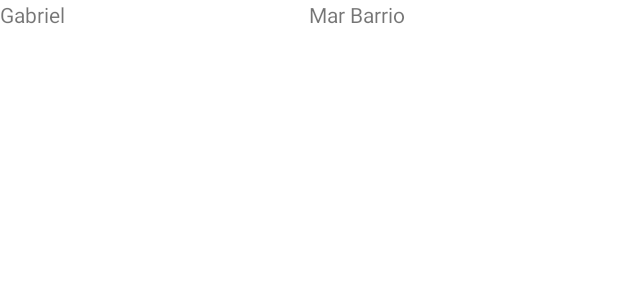
After one commit to GabrielMarBarrio/black-gabs-android, an Android app: the layout item_student.xml on its own in the app's theme, with its tools: preview values and no code run, on a phone screen of 412 x 824 dp. The commit adds this screen. Shown: the top 300 px of the screen. Run offline under Robolectric (Android 15) with nearby library versions, the phone set to English and light mode, and no system bars; network calls fail.

Commit message:
Basic functionality

```diff
--- a/app/build.gradle
+++ b/app/build.gradle
@@ -39,6 +39,9 @@ dependencies {
     implementation 'androidx.appcompat:appcompat:1.2.0'
     implementation 'com.google.android.material:material:1.2.1'
     implementation 'androidx.constraintlayout:constraintlayout:2.0.4'
+    implementation 'androidx.recyclerview:recyclerview:1.1.0'
+    implementation 'com.android.volley:volley:1.1.1'
+    implementation 'com.google.code.gson:gson:2.8.6'
     testImplementation 'junit:junit:4.+'
     androidTestImplementation 'androidx.test.ext:junit:1.1.2'
     androidTestImplementation 'androidx.test.espresso:espresso-core:3.3.0'
--- a/app/src/main/AndroidManifest.xml
+++ b/app/src/main/AndroidManifest.xml
@@ -1,6 +1,8 @@
 <?xml version="1.0" encoding="utf-8"?>
 <manifest xmlns:android="http://schemas.android.com/apk/res/android"
     package="mx.uach.blackgabsandroid">
+
+    <uses-permission android:name="android.permission.INTERNET"></uses-permission>
 
     <application
         android:allowBackup="true"
--- /dev/null
+++ b/app/src/main/java/mx/uach/blackgabsandroid/models/Student.kt
@@ -0,0 +1,5 @@
+package mx.uach.blackgabsandroid.models
+
+class Student (val name : String, val lastname : String) {
+
+}
--- /dev/null
+++ b/app/src/main/java/mx/uach/blackgabsandroid/models/Team.kt
@@ -0,0 +1,5 @@
+package mx.uach.blackgabsandroid.models
+
+class Team (val servidor : String, val equipo : List<Student>){
+
+}
--- /dev/null
+++ b/app/src/main/res/layout/item_student.xml
@@ -0,0 +1,30 @@
+<?xml version="1.0" encoding="utf-8"?>
+<LinearLayout xmlns:android="http://schemas.android.com/apk/res/android"
+    android:orientation="horizontal"
+    android:layout_width="match_parent"
+    android:layout_height="wrap_content"
+    xmlns:app="http://schemas.android.com/apk/res-auto"
+    xmlns:tools="http://schemas.android.com/tools">
+    <TextView
+        android:id="@+id/tvname"
+        android:layout_width="0dp"
+        android:layout_weight="1"
+        android:layout_height="wrap_content"
+        app:layout_constraintTop_toTopOf="parent"
+        app:layout_constraintLeft_toLeftOf="parent"
+        app:layout_constraintRight_toRightOf="parent"
+        tools:text="Gabriel"
+        />
+
+    <TextView
+        android:id="@+id/tvlastname"
+        android:layout_width="0dp"
+        android:layout_weight="1"
+        android:layout_height="wrap_content"
+        app:layout_constraintTop_toBottomOf="@+id/tvname"
+        app:layout_constraintLeft_toLeftOf="parent"
+        app:layout_constraintRight_toRightOf="parent"
+        tools:text="Mar Barrio"
+        />
+
+</LinearLayout>
```
Also changed, not shown: app/src/main/java/mx/uach/blackgabsandroid/MainActivity.kt (+29 -0 lines), app/src/main/java/mx/uach/blackgabsandroid/adapters/StudentAdapter.kt (added, +35 -0 lines), app/src/main/res/layout/activity_main.xml (+39 -5 lines).
